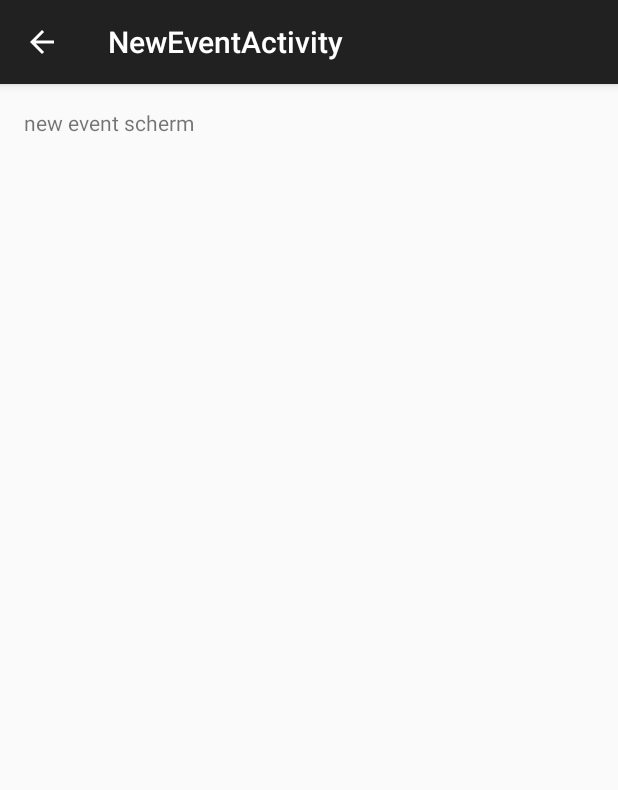
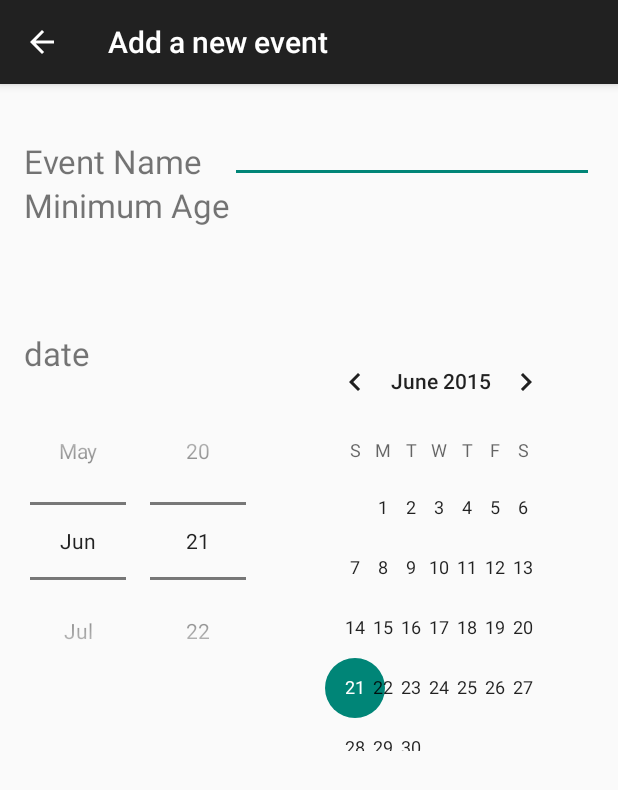
Before and after one commit to renstah/Project-app, an Android app: the NewEventActivity screen opened directly, with no data from a screen before it, on a phone screen of 412 x 824 dp. Shown: the top 790 px of the screen. Run offline under Robolectric (Android 15) with nearby library versions, the phone set to English and light mode, and no system bars; libraries missing offline, so code that uses them is left out: com.loopj.android; 1 statement that could not run was skipped.

Commit message:
update _ creating _ event input

```diff
--- a/app/src/main/java/nl/hro/projectapp/NewEventActivity.java
+++ b/app/src/main/java/nl/hro/projectapp/NewEventActivity.java
@@ -17,13 +17,11 @@ public class NewEventActivity extends ActionBarActivity {
         super.onCreate(savedInstanceState);
         setContentView(R.layout.activity_new_event);
 
-
         Calendar cal = Calendar.getInstance();
         cal.set(2015, 6, 14, 15, 0);
 
         Event event = new Event();
         event.Name = "Trail";
-        event.Date_Start = cal.getTime();
         event.Date_Start = cal.getTime();
         event.Date_End = event.Date_Start;
         event.Latitude = 51.935261;
@@ -33,7 +31,6 @@ public class NewEventActivity extends ActionBarActivity {
         // event manager
         EventManager evmgr = new EventManager(getApplicationContext());
 
-
         evmgr.CreateEvent(event); // verstuur naar db?
     }
 }
--- a/app/src/main/res/layout/activity_new_event.xml
+++ b/app/src/main/res/layout/activity_new_event.xml
@@ -6,7 +6,74 @@
     android:paddingBottom="@dimen/activity_vertical_margin"
     tools:context="nl.hro.projectapp.NewEventActivity">
 
-    <TextView android:text="new event scherm" android:layout_width="wrap_content"
-        android:layout_height="wrap_content" />
+    <TextView android:text="Event Name" android:layout_width="wrap_content"
+        android:layout_height="wrap_content"
+        android:id="@+id/text_event_name"
+        android:textSize="22dp"
+        android:layout_alignBottom="@+id/editText"
+        android:layout_alignParentLeft="true"
+        android:layout_alignParentStart="true"
+        android:layout_alignParentTop="false" />
+
+    <EditText
+        android:layout_width="wrap_content"
+        android:layout_height="wrap_content"
+        android:id="@+id/editText"
+        android:layout_alignParentTop="true"
+        android:textColor="#6635E6"
+        android:textIsSelectable="true"
+        android:textSize="22dp"
+        android:layout_alignParentRight="false"
+        android:layout_alignParentEnd="true"
+        android:layout_toRightOf="@+id/text_minumum_age"
+        android:layout_toEndOf="@+id/text_minumum_age"
+        android:contentDescription="event name here"
+        android:editable="true" />
+
+    <TextView
+        android:text="Minimum Age"
+        android:layout_width="wrap_content"
+        android:layout_height="wrap_content"
+        android:id="@+id/text_minumum_age"
+        android:textSize="22dp"
+        android:layout_alignWithParentIfMissing="false"
+        android:layout_below="@+id/text_event_name"
+        android:layout_alignParentLeft="true"
+        android:layout_alignParentStart="true" />
+
+    <EditText
+        android:layout_width="wrap_content"
+        android:layout_height="wrap_content"
+        android:inputType="number"
+        android:ems="10"
+        android:id="@+id/editText2"
+        android:layout_alignBottom="@+id/text_minumum_age"
+        android:layout_toRightOf="@+id/input_start_date"
+        android:layout_alignParentRight="true"
+        android:layout_alignParentEnd="true" />
+
+    <TextView
+        android:text="date"
+        android:layout_width="wrap_content"
+        android:layout_height="wrap_content"
+        android:id="@+id/textView2"
+        android:textSize="22dp"
+        android:layout_alignWithParentIfMissing="false"
+        android:layout_below="@+id/text_minumum_age"
+        android:layout_alignParentLeft="true"
+        android:layout_alignParentStart="true"
+        android:layout_marginTop="69dp" />
+
+    <DatePicker
+        android:layout_width="wrap_content"
+        android:layout_height="wrap_content"
+        android:id="@+id/input_start_date"
+        android:minDate="System.currentTimeMillis() - 1000"
+        android:spinnersShown="false"
+        android:calendarViewShown="false"
+        android:datePickerMode="spinner"
+        android:layout_alignTop="@+id/textView2"
+        android:layout_alignRight="@+id/editText"
+        android:layout_alignEnd="@+id/editText" />
 
 </RelativeLayout>
--- a/app/src/main/res/values/strings.xml
+++ b/app/src/main/res/values/strings.xml
@@ -23,7 +23,7 @@
 
 <!-- TODO: Remove or change this placeholder text -->
     <string name="hello_blank_fragment">Hello blank fragment</string>
-    <string name="title_activity_new_event">NewEventActivity</string>
+    <string name="title_activity_new_event">Add a new event</string>
 
     <string name="hello_world">Hello world!</string>
     <string name="action_settings">Settings</string>
```
Also changed, not shown: 1 other file.
